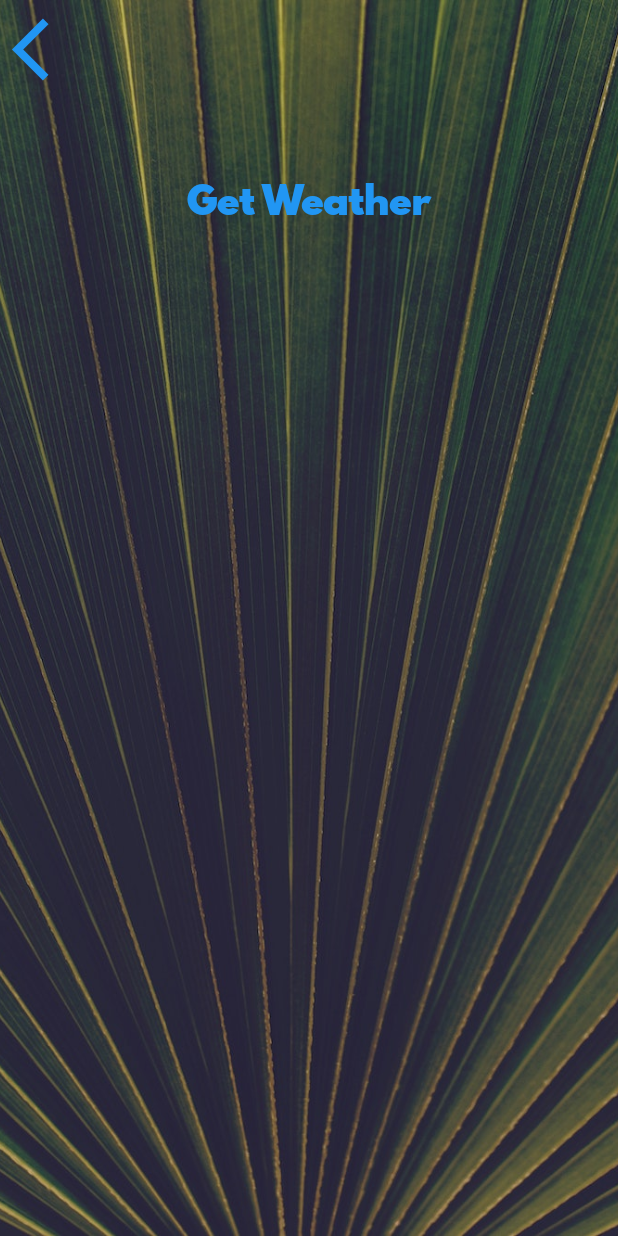
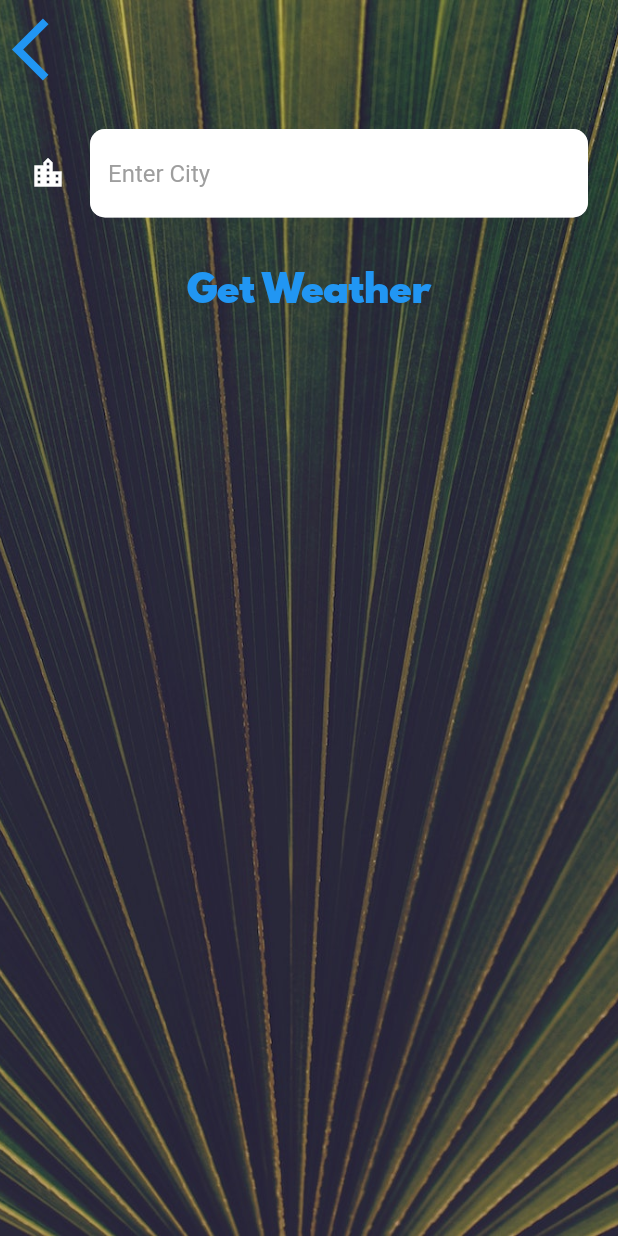
Before and after one commit to habte032/climate, a Flutter app: the CityScreen screen opened directly, on a phone screen of 412 x 824 dp. Run offline on Flutter 3.47's test engine with Material 2 defaults, Android fonts, the phone set to English and light mode, and no system bars; our stand-ins replace flutter_spinkit, geolocator, permission_handler; network calls fail.

Commit message:
first-commit

```diff
--- a/lib/screens/city_screen.dart
+++ b/lib/screens/city_screen.dart
@@ -36,7 +36,28 @@
               ),
               Container(
                 padding: EdgeInsets.all(20.0),
-                child: null,
+                child: TextField(
+                  onChanged: (value){
+                    print(value);
+                  },
+                  style: TextStyle(
+                      color: Colors.black
+                  ),
+                  decoration: InputDecoration(
+                      fillColor: Colors.white,
+                      filled: true,
+                      icon: Icon(
+                        Icons.location_city,color: Colors.white,
+                      ),
+                      hintText: 'Enter City' ,
+                      hintStyle: TextStyle(
+                        color: Colors.grey,
+                      ),
+                      border: OutlineInputBorder(
+                        borderRadius: BorderRadius.circular(10),
+                      )
+                  ),
+                ),
               ),
               TextButton(
                 onPressed: () {},
```
